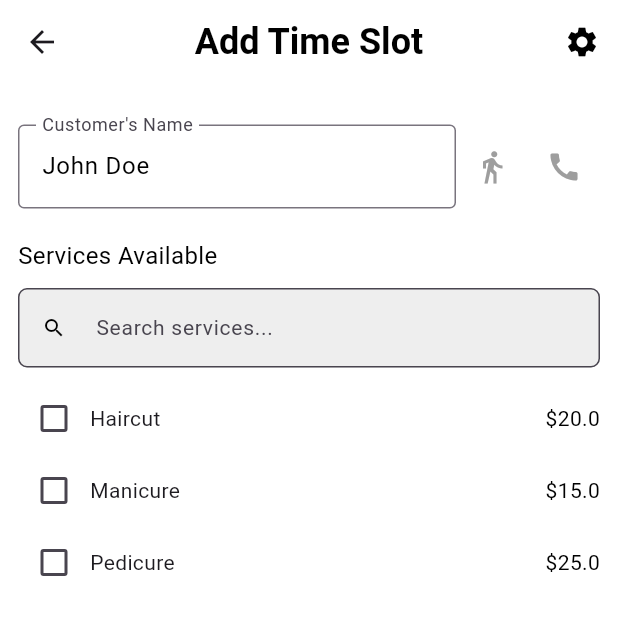
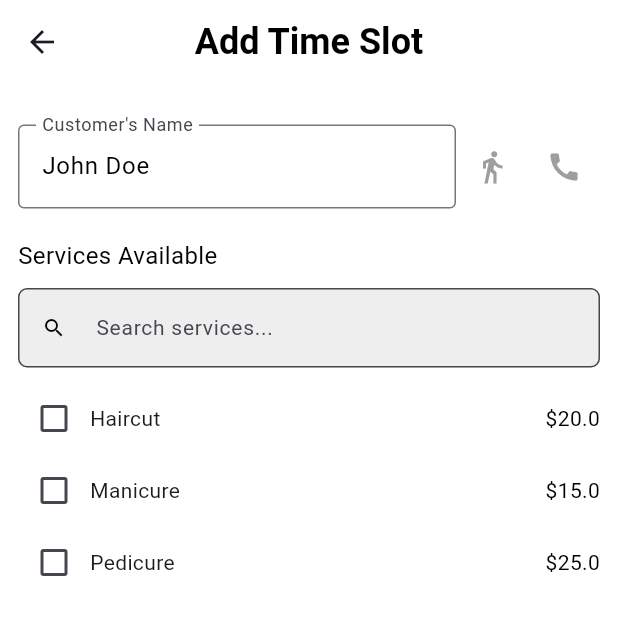
Before and after one commit to jayasinghesasmitha/Vivora-Mobile-app, a Flutter app: the AddSlotScreen screen opened directly, on a phone screen of 412 x 824 dp, the top half of it. Run offline on Flutter 3.47's test engine with Material 3 defaults, Android fonts, the phone set to English and light mode, and no system bars; our stand-ins replace flutter_dotenv, flutter_map, geolocator, google_fonts, latlong2.

Commit message:
Update add_slot.dart

```diff
--- a/salon_app/lib/screens/add_slot.dart
+++ b/salon_app/lib/screens/add_slot.dart
@@ -103,12 +103,6 @@ class _AddSlotScreenState extends State<AddSlotScreen> {
         elevation: 0,
         title: const Text('Add Time Slot', style: TextStyle(color: Colors.black, fontSize: 24, fontWeight: FontWeight.bold)),
         centerTitle: true,
-        actions: [
-          IconButton(
-            icon: const Icon(Icons.settings, color: Colors.black, size: 24),
-            onPressed: () {},
-          ),
-        ],
       ),
       body: SingleChildScrollView(
         padding: const EdgeInsets.all(12.0),
```
